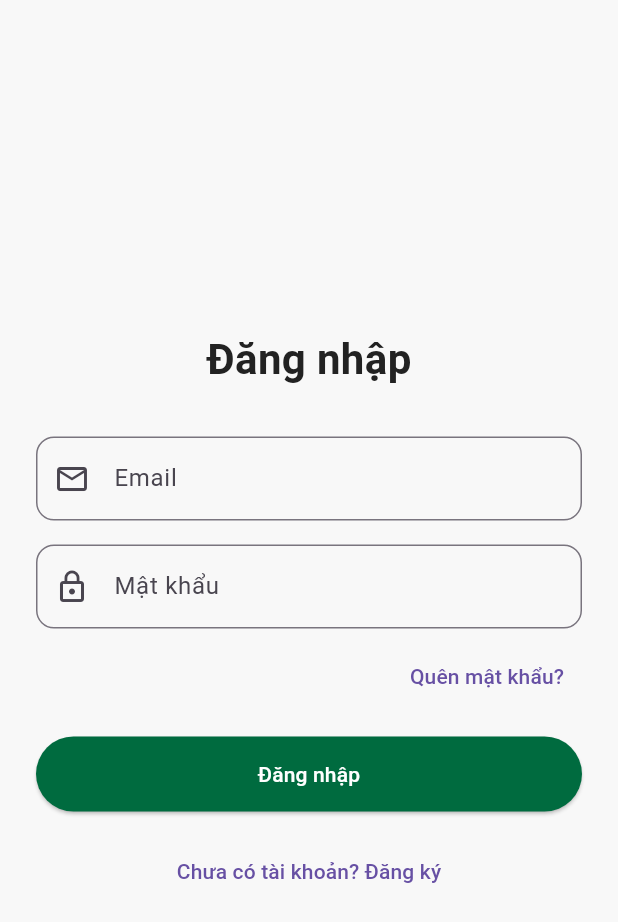
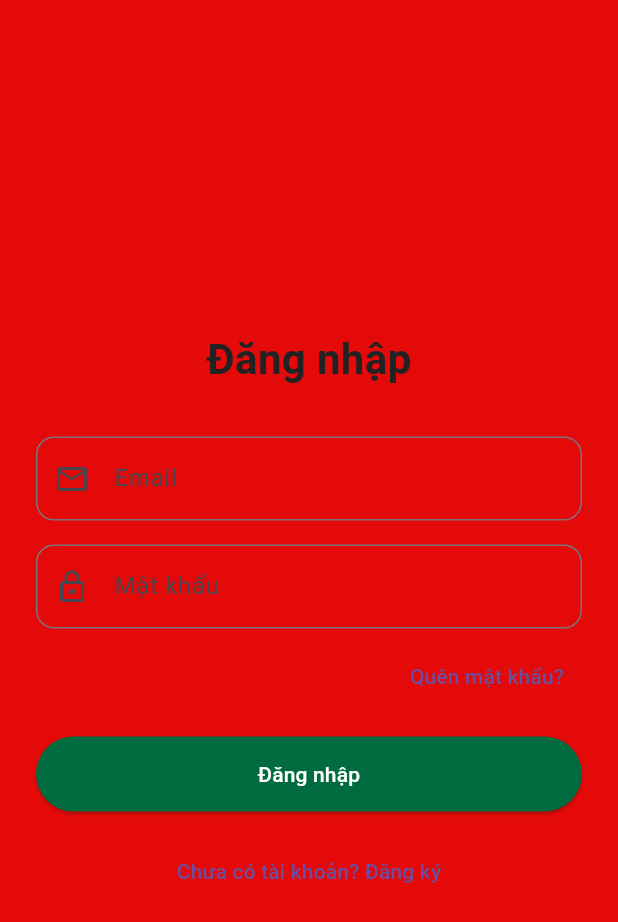
Before and after one commit to Long-6mui/phela-flutter-app, a Flutter app: the screen it shows after launch, on a phone screen of 412 x 824 dp. Shown: the top 922 px of the screen. Run offline on Flutter 3.47's test engine with Material 3 defaults, Android fonts, the phone set to English and light mode, and no system bars.

Commit message:
doi mau background

```diff
--- a/lib/screens/auth/login_page.dart
+++ b/lib/screens/auth/login_page.dart
@@ -9,7 +9,7 @@ class LoginPage extends StatelessWidget {
   @override
   Widget build(BuildContext context) {
     return Scaffold(
-      backgroundColor: AppColors.background,
+      backgroundColor: const Color.fromARGB(255, 229, 10, 10),
       body: SafeArea(
         child: Padding(
           padding: const EdgeInsets.all(24),
```
